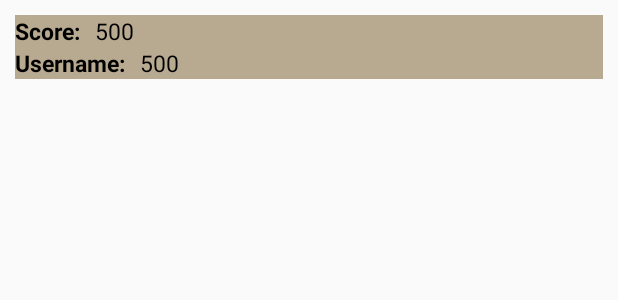
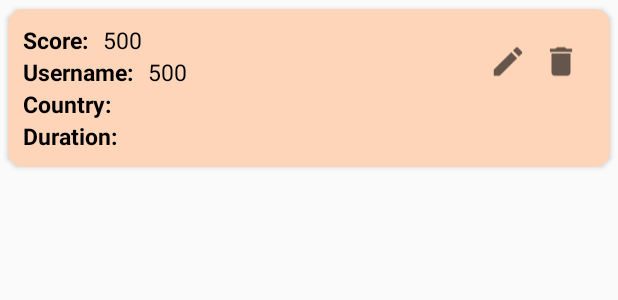
Before and after one commit to eazapata/2048, an Android app: the layout item_cardview.xml on its own in the app's theme, with its tools: preview values and no code run, on a phone screen of 412 x 824 dp. Shown: the top 300 px of the screen. Run offline under Robolectric (Android 15) with nearby library versions, the light colour scheme and no system bars.

Commit message:
01/03/21 functional

```diff
--- a/2048/app/build.gradle
+++ b/2048/app/build.gradle
@@ -24,11 +24,11 @@ android {
 
 dependencies {
     implementation 'androidx.appcompat:appcompat:1.2.0'
-    implementation 'com.google.android.material:material:1.2.1'
+    implementation 'com.google.android.material:material:1.3.0'
     implementation 'androidx.constraintlayout:constraintlayout:2.0.4'
     implementation 'androidx.recyclerview:recyclerview:1.1.0'
     implementation "androidx.cardview:cardview:1.0.0"
-    testImplementation 'junit:junit:4.+'
+    testImplementation 'junit:junit:4.13.2'
     androidTestImplementation 'androidx.test.ext:junit:1.1.2'
     androidTestImplementation 'androidx.test.espresso:espresso-core:3.3.0'
 
--- /dev/null
+++ b/2048/app/src/main/res/drawable/ic_baseline_delete_24.xml
@@ -0,0 +1,10 @@
+<vector xmlns:android="http://schemas.android.com/apk/res/android"
+    android:width="24dp"
+    android:height="24dp"
+    android:viewportWidth="24"
+    android:viewportHeight="24"
+    android:tint="?attr/colorControlNormal">
+  <path
+      android:fillColor="@android:color/white"
+      android:pathData="M6,19c0,1.1 0.9,2 2,2h8c1.1,0 2,-0.9 2,-2V7H6v12zM19,4h-3.5l-1,-1h-5l-1,1H5v2h14V4z"/>
+</vector>
--- /dev/null
+++ b/2048/app/src/main/res/drawable/ic_baseline_edit_24.xml
@@ -0,0 +1,10 @@
+<vector xmlns:android="http://schemas.android.com/apk/res/android"
+    android:width="24dp"
+    android:height="24dp"
+    android:viewportWidth="24"
+    android:viewportHeight="24"
+    android:tint="?attr/colorControlNormal">
+  <path
+      android:fillColor="@android:color/white"
+      android:pathData="M3,17.25V21h3.75L17.81,9.94l-3.75,-3.75L3,17.25zM20.71,7.04c0.39,-0.39 0.39,-1.02 0,-1.41l-2.34,-2.34c-0.39,-0.39 -1.02,-0.39 -1.41,0l-1.83,1.83 3.75,3.75 1.83,-1.83z"/>
+</vector>
--- a/2048/app/src/main/res/layout/item_cardview.xml
+++ b/2048/app/src/main/res/layout/item_cardview.xml
@@ -1,16 +1,21 @@
 <?xml version="1.0" encoding="utf-8"?>
-<LinearLayout xmlns:android="http://schemas.android.com/apk/res/android"
-    xmlns:card_view="http://schemas.android.com/apk/res-auto"
+<androidx.cardview.widget.CardView xmlns:android="http://schemas.android.com/apk/res/android"
+    xmlns:app="http://schemas.android.com/apk/res-auto"
+    xmlns:tools="http://schemas.android.com/tools"
     android:layout_width="match_parent"
     android:layout_height="wrap_content"
     android:layout_marginTop="0dp"
-    android:layout_marginBottom="20dp">
+    android:layout_marginBottom="20dp"
+    app:cardCornerRadius="10dp"
+    app:cardBackgroundColor="#fed5b9"
+    app:cardUseCompatPadding="true"
+    tools:ignore="MissingClass">
 
     <RelativeLayout
         android:layout_width="match_parent"
         android:layout_height="match_parent"
         android:layout_margin="10dp"
-        android:background="@color/brown">
+        android:background="#fed5b9">
 
         <TextView
             android:id="@+id/textScore"
@@ -55,55 +60,56 @@
             android:textSize="15dp"
             android:layout_toRightOf="@+id/textPlayer" />
 
-        <!--     <TextView
-                android:id="@+id/textDate"
+        <TextView
+            android:id="@+id/textCountry"
             android:layout_width="wrap_content"
             android:layout_height="wrap_content"
             android:layout_below="@+id/textPlayer"
-                android:text="Date:"
+            android:text="Country:"
             android:textColor="@android:color/black"
             android:textSize="15dp"
             android:textStyle="bold" />
 
         <TextView
-                android:id="@+id/dateRecycler"
+            android:id="@+id/country_cardview"
             android:layout_width="wrap_content"
             android:layout_height="wrap_content"
-                android:layout_toEndOf="@+id/textDate"
+            android:layout_toEndOf="@+id/textCountry"
             android:layout_below="@+id/textPlayer"
-                android:text="500"
             android:textColor="@android:color/black"
             android:textSize="15dp"
-                android:layout_marginLeft="10dp"/>
+            android:layout_marginLeft="10dp"
+            android:layout_toRightOf="@+id/textCountry" />
 
         <TextView
             android:id="@+id/textDuration"
             android:layout_width="wrap_content"
             android:layout_height="wrap_content"
-                android:layout_below="@+id/textDate"
+            android:layout_below="@+id/country_cardview"
             android:text="Duration:"
             android:textColor="@android:color/black"
             android:textSize="15dp"
             android:textStyle="bold" />
 
         <TextView
-                android:id="@+id/durationRecycler"
+            android:id="@+id/duration_cardview"
             android:layout_width="wrap_content"
             android:layout_height="wrap_content"
             android:layout_toEndOf="@+id/textDuration"
-                android:layout_below="@+id/textDate"
-                android:text="500"
+            android:layout_below="@id/country_cardview"
             android:textColor="@android:color/black"
             android:textSize="15dp"
-                android:layout_marginLeft="10dp"/>
+            android:layout_marginLeft="10dp"
+            android:layout_toRightOf="@+id/textDuration" />
 
         <ImageView
             android:id="@+id/imageEdit"
             android:layout_width="25dp"
             android:layout_height="50dp"
-                android:layout_toStartOf="@+id/imageDelete"
-                android:layout_marginRight="10dp"/>
-                android:src="@drawable/edit"
+            android:layout_toStartOf="@id/imageDelete"
+            android:layout_marginRight="10dp"
+            android:layout_toLeftOf="@+id/imageDelete"
+            android:src="@drawable/ic_baseline_edit_24" />
 
         <ImageView
             android:id="@+id/imageDelete"
@@ -111,10 +117,11 @@
             android:layout_height="50dp"
             android:layout_alignParentTop="true"
             android:layout_alignParentEnd="true"
-            android:layout_marginRight="10dp"/>
-            <!-android:src="@drawable/remove" -->
+            android:layout_marginRight="10dp"
+            android:layout_alignParentRight="true"
+            android:src="@drawable/ic_baseline_delete_24"/>
 
 
     </RelativeLayout>
 
-</LinearLayout>
+</androidx.cardview.widget.CardView>
```
Also changed, not shown: 2048/app/src/main/java/com/example/a2048/DataBase/DataBaseAdapter.java (+22 -9 lines), 2048/app/src/main/java/com/example/a2048/DataBase/DataBaseHelper.java (+66 -15 lines), 2048/app/src/main/java/com/example/a2048/DataBase/ScoresActivity.java (+35 -6 lines), 2048/app/src/main/java/com/example/a2048/MainActivity.java (+13 -2 lines), 2048/app/src/main/java/com/example/a2048/game/Game.java (+10 -3 lines), 2048/app/src/main/res/layout/activity_scores.xml (+30 -1 lines). Lines whose indentation alone changed are shown as unchanged.
